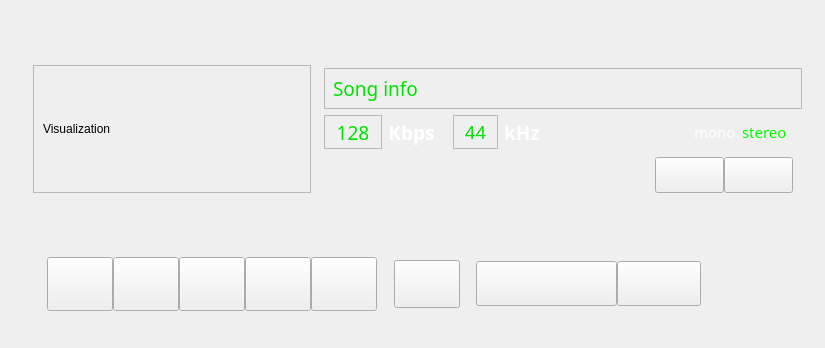
Above: mainwindow.ui from Rodmg/linamp before the change. Below: the same form after it.
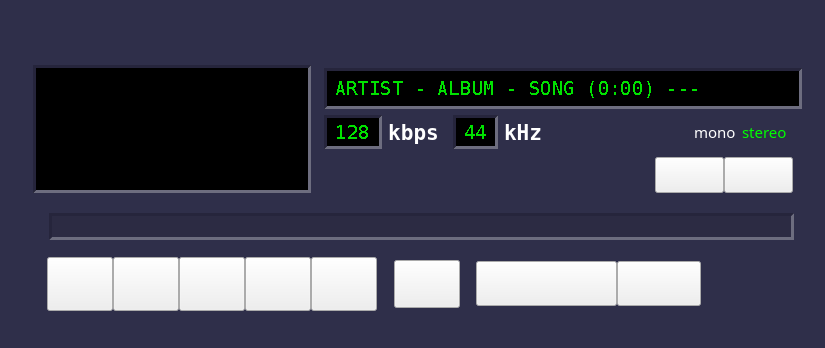
That is the form after the change. Icons and pictures are not drawn.

What changed in the file:
```diff
--- a/mainwindow.ui
+++ b/mainwindow.ui
@@ -34,10 +34,10 @@
    </property>
    <property name="styleSheet">
     <string notr="true">#centralwidget {
-	background-color: transparent;
-	border-image: url(:assets/background.png);
+	background-color: #2f2f4a;
+	/*border-image: url(:assets/background.png);
 	background: none;
-	background-repeat: none;
+	background-repeat: none;*/
 }</string>
    </property>
    <layout class="QVBoxLayout" name="verticalLayout">
@@ -80,7 +80,7 @@
          <number>8</number>
         </property>
         <item>
-         <widget class="QFrame" name="frame">
+         <widget class="QFrame" name="visualizationFrame">
           <property name="minimumSize">
            <size>
             <width>278</width>
@@ -93,11 +93,14 @@
             <height>128</height>
            </size>
           </property>
-          <property name="frameShape">
-           <enum>QFrame::StyledPanel</enum>
-          </property>
-          <property name="frameShadow">
-           <enum>QFrame::Raised</enum>
+          <property name="styleSheet">
+           <string notr="true">#visualizationFrame {
+	background-color: #000000;
+	border-top: 3px solid #26253c;
+	border-right: 3px solid #6d6d7f;
+	border-bottom: 3px solid #6d6d7f;
+	border-left: 3px solid #26253c;
+}</string>
           </property>
           <layout class="QVBoxLayout" name="verticalLayout_3">
            <item>
@@ -150,11 +153,14 @@
             <height>22</height>
            </size>
           </property>
-          <property name="frameShape">
-           <enum>QFrame::StyledPanel</enum>
-          </property>
-          <property name="frameShadow">
-           <enum>QFrame::Raised</enum>
+          <property name="styleSheet">
+           <string notr="true">#songInfoContainer {
+	background-color: #000000;
+	border-top: 3px solid #26253c;
+	border-right: 3px solid #6d6d7f;
+	border-bottom: 3px solid #6d6d7f;
+	border-left: 3px solid #26253c;
+}</string>
           </property>
           <layout class="QHBoxLayout" name="horizontalLayout_3">
            <property name="leftMargin">
@@ -200,12 +206,20 @@
              </property>
              <property name="font">
               <font>
-               <family>Noto Sans</family>
+               <family>Bitstream Vera Sans Mono</family>
                <pointsize>14</pointsize>
+               <bold>false</bold>
+               <stylestrategy>NoAntialias</stylestrategy>
+               <kerning>true</kerning>
               </font>
              </property>
+             <property name="styleSheet">
+              <string notr="true">#songInfoLabel {
+
+}</string>
+             </property>
              <property name="text">
-              <string>Song info</string>
+              <string>ARTIST - ALBUM - SONG (0:00) ---</string>
              </property>
             </widget>
            </item>
@@ -247,11 +261,14 @@
                <height>16777215</height>
               </size>
              </property>
-             <property name="frameShape">
-              <enum>QFrame::StyledPanel</enum>
-             </property>
-             <property name="frameShadow">
-              <enum>QFrame::Raised</enum>
+             <property name="styleSheet">
+              <string notr="true">#kbpsFrame {
+	background-color: #000000;
+	border-top: 3px solid #26253c;
+	border-right: 3px solid #6d6d7f;
+	border-bottom: 3px solid #6d6d7f;
+	border-left: 3px solid #26253c;
+}</string>
              </property>
              <layout class="QHBoxLayout" name="horizontalLayout_5">
               <property name="leftMargin">
@@ -297,8 +314,9 @@
                 </property>
                 <property name="font">
                  <font>
-                  <family>Noto Sans</family>
+                  <family>Bitstream Vera Sans Mono</family>
                   <pointsize>14</pointsize>
+                  <stylestrategy>NoAntialias</stylestrategy>
                  </font>
                 </property>
                 <property name="text">
@@ -349,13 +367,13 @@
              </property>
              <property name="font">
               <font>
-               <family>Noto Sans</family>
-               <pointsize>14</pointsize>
+               <family>Bitstream Vera Sans Mono</family>
+               <pointsize>16</pointsize>
                <bold>true</bold>
               </font>
              </property>
              <property name="text">
-              <string>Kbps</string>
+              <string>kbps</string>
              </property>
              <property name="alignment">
               <set>Qt::AlignCenter</set>
@@ -372,7 +390,7 @@
              </property>
              <property name="sizeHint" stdset="0">
               <size>
-               <width>12</width>
+               <width>8</width>
                <height>20</height>
               </size>
              </property>
@@ -392,11 +410,14 @@
                <height>16777215</height>
               </size>
              </property>
-             <property name="frameShape">
-              <enum>QFrame::StyledPanel</enum>
-             </property>
-             <property name="frameShadow">
-              <enum>QFrame::Raised</enum>
+             <property name="styleSheet">
+              <string notr="true">#khzFrame {
+	background-color: #000000;
+	border-top: 3px solid #26253c;
+	border-right: 3px solid #6d6d7f;
+	border-bottom: 3px solid #6d6d7f;
+	border-left: 3px solid #26253c;
+}</string>
              </property>
              <layout class="QHBoxLayout" name="horizontalLayout_6">
               <property name="leftMargin">
@@ -442,7 +463,9 @@
                 </property>
                 <property name="font">
                  <font>
+                  <family>Bitstream Vera Sans Mono</family>
                   <pointsize>14</pointsize>
+                  <stylestrategy>NoAntialias</stylestrategy>
                  </font>
                 </property>
                 <property name="text">
@@ -493,8 +516,8 @@
              </property>
              <property name="font">
               <font>
-               <family>Noto Sans</family>
-               <pointsize>14</pointsize>
+               <family>Bitstream Vera Sans Mono</family>
+               <pointsize>16</pointsize>
                <bold>true</bold>
               </font>
              </property>
@@ -855,6 +878,15 @@
 
 QSlider::groove:horizontal {
 	background: transparent;
+}
+
+#posBar {
+	background-color: #2c2b43;
+	border-top: 3px solid #26253c;
+	border-right: 3px solid #6d6d7f;
+	border-bottom: 3px solid #6d6d7f;
+	border-left: 3px solid #26253c;
+	padding: -3px;
 }</string>
         </property>
         <property name="orientation">
```
